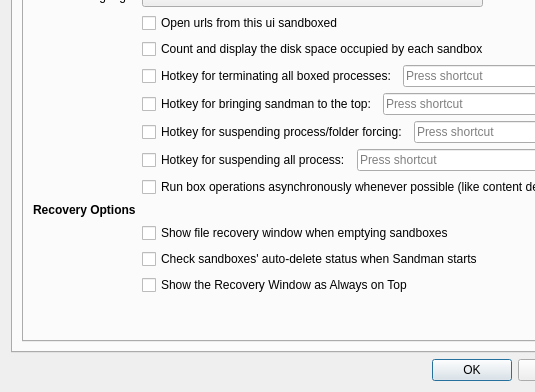
sandboxie-plus/Sandboxie, file SandboxiePlus/SandMan/Forms/SettingsWindow.ui: the form before one commit; both pictures show x 0 to 535 and y 116 to 508 of the 695 by 508 pixel window.
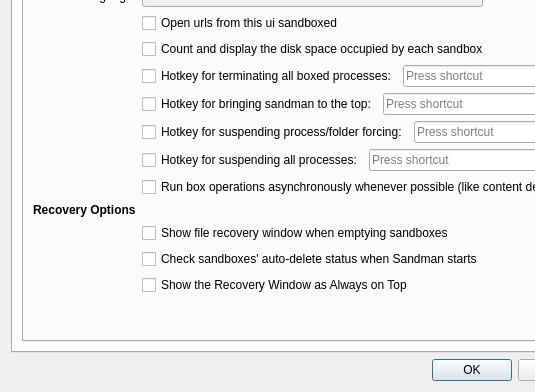
The form after the commit. The open tabs and pages were chosen to show the change. Icons and pictures are not drawn.

The edit to the form file:
```diff
--- a/SandboxiePlus/SandMan/Forms/SettingsWindow.ui
+++ b/SandboxiePlus/SandMan/Forms/SettingsWindow.ui
@@ -77,7 +77,7 @@
                <item>
                 <widget class="QCheckBox" name="chkSuspend">
                  <property name="text">
-                  <string>Hotkey for suspending all process:</string>
+                  <string>Hotkey for suspending all processes:</string>
                  </property>
                 </widget>
                </item>
```
